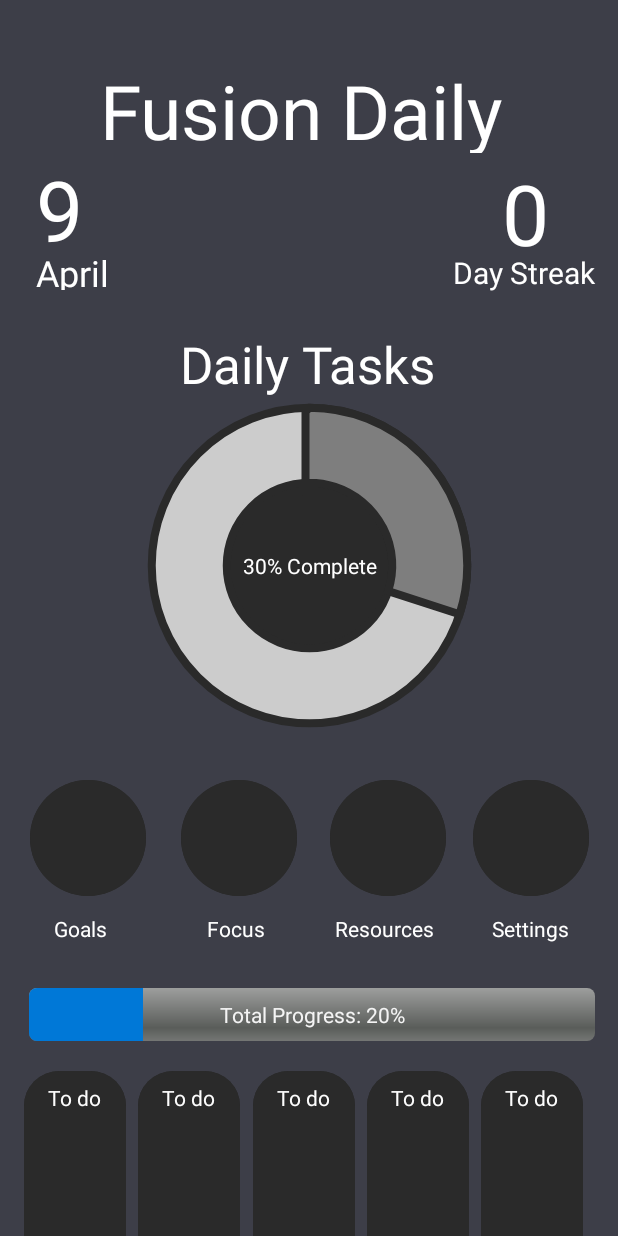
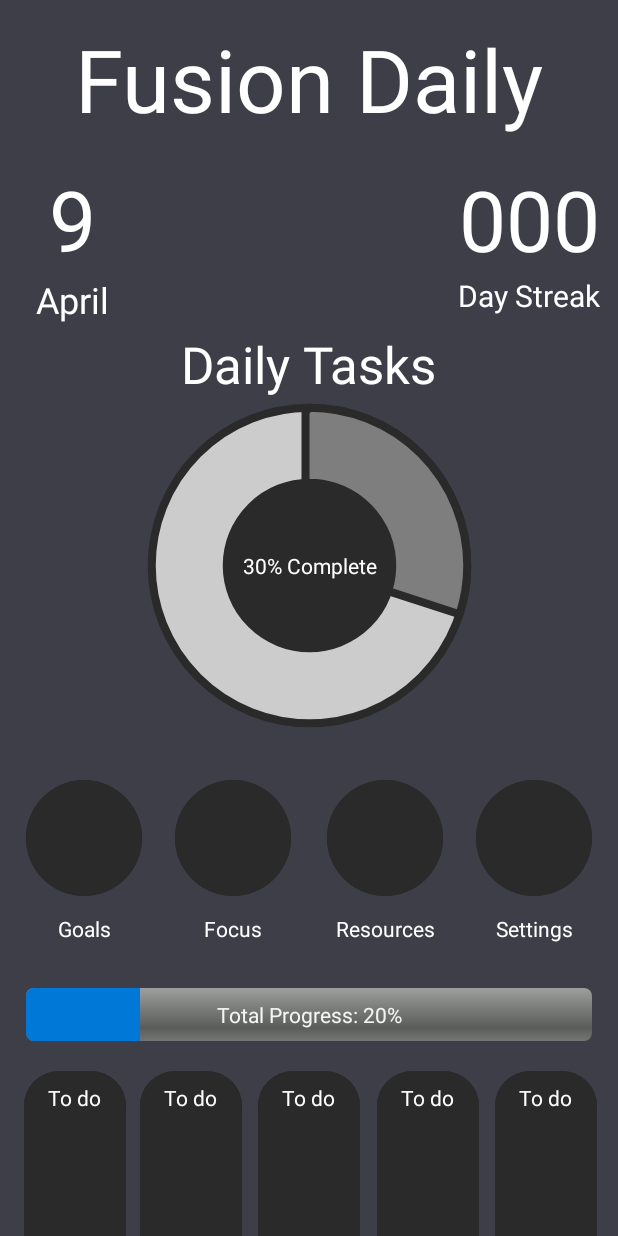
Before and after one commit to melodiouscoast7/FusionDaily, an Android app: the screen it shows after launch once a user with an empty profile is signed in (DashboardActivity), on a phone screen of 412 x 824 dp. Run offline under Robolectric (Android 15) with nearby library versions, the phone set to English and light mode, and no system bars; our stand-ins replace Firebase (no records; nobody signed in at launch, a user with empty details on screens opened directly), navigation-ui; Roboto replaces fonts that are not available here.

Commit message:
Merged Master to this branch, added temp functionality to buttons to showcase daily progress wheel functionality Made Changes to dashboard ui to scale better with various text inputs and screen sizes

```diff
--- a/app/src/main/res/layout/activity_dashboard.xml
+++ b/app/src/main/res/layout/activity_dashboard.xml
@@ -9,7 +9,6 @@
     tools:context=".DashboardActivity">
 
 
-
     <Button
         android:id="@+id/settingsButton"
         style="@style/Widget.Material3.Button.IconButton.Filled"
@@ -19,7 +18,7 @@
         android:contentDescription="Goals"
         app:layout_constraintBottom_toTopOf="@+id/totalProgressBar"
         app:layout_constraintEnd_toEndOf="parent"
-        app:layout_constraintHorizontal_bias="0.953"
+        app:layout_constraintHorizontal_bias="0.96"
         app:layout_constraintStart_toStartOf="parent"
         app:layout_constraintTop_toTopOf="parent"
         app:layout_constraintVertical_bias="0.9" />
@@ -33,7 +32,7 @@
         android:contentDescription="Goals"
         app:layout_constraintBottom_toTopOf="@+id/totalProgressBar"
         app:layout_constraintEnd_toEndOf="parent"
-        app:layout_constraintHorizontal_bias="0.358"
+        app:layout_constraintHorizontal_bias="0.345"
         app:layout_constraintStart_toStartOf="parent"
         app:layout_constraintTop_toTopOf="parent"
         app:layout_constraintVertical_bias="0.9" />
@@ -47,7 +46,7 @@
         android:contentDescription="Goals"
         app:layout_constraintBottom_toTopOf="@+id/totalProgressBar"
         app:layout_constraintEnd_toEndOf="parent"
-        app:layout_constraintHorizontal_bias="0.662"
+        app:layout_constraintHorizontal_bias="0.655"
         app:layout_constraintStart_toStartOf="parent"
         app:layout_constraintTop_toTopOf="parent"
         app:layout_constraintVertical_bias="0.9" />
@@ -61,7 +60,7 @@
         android:contentDescription="Goals"
         app:layout_constraintBottom_toTopOf="@+id/totalProgressBar"
         app:layout_constraintEnd_toEndOf="parent"
-        app:layout_constraintHorizontal_bias="0.049"
+        app:layout_constraintHorizontal_bias="0.04"
         app:layout_constraintStart_toStartOf="parent"
         app:layout_constraintTop_toTopOf="parent"
         app:layout_constraintVertical_bias="0.9" />
@@ -82,49 +81,46 @@
 
     <TextView
         android:id="@+id/goalsButtonText"
-        android:layout_width="40dp"
-        android:layout_height="21dp"
-        android:layout_marginStart="36dp"
+        android:layout_width="wrap_content"
+        android:layout_height="wrap_content"
         android:layout_marginTop="8dp"
         android:text="Goals"
         android:textColor="@color/white"
-        app:layout_constraintStart_toStartOf="parent"
+        app:layout_constraintEnd_toEndOf="@+id/goalsButton"
+        app:layout_constraintStart_toStartOf="@+id/goalsButton"
         app:layout_constraintTop_toBottomOf="@+id/goalsButton" />
 
     <TextView
         android:id="@+id/focusButtonText"
-        android:layout_width="39dp"
-        android:layout_height="17dp"
+        android:layout_width="wrap_content"
+        android:layout_height="wrap_content"
         android:layout_marginTop="8dp"
         android:text="Focus"
         android:textColor="@color/white"
-        app:layout_constraintEnd_toEndOf="parent"
-        app:layout_constraintHorizontal_bias="0.371"
-        app:layout_constraintStart_toStartOf="parent"
+        app:layout_constraintEnd_toEndOf="@+id/focusButton"
+        app:layout_constraintStart_toStartOf="@+id/focusButton"
         app:layout_constraintTop_toBottomOf="@+id/focusButton" />
 
     <TextView
         android:id="@+id/resourcesButtonText"
-        android:layout_width="68dp"
-        android:layout_height="20dp"
+        android:layout_width="wrap_content"
+        android:layout_height="wrap_content"
         android:layout_marginTop="8dp"
         android:text="Resources"
         android:textColor="@color/white"
-        app:layout_constraintEnd_toEndOf="parent"
-        app:layout_constraintHorizontal_bias="0.65"
-        app:layout_constraintStart_toStartOf="parent"
+        app:layout_constraintEnd_toEndOf="@+id/resourcesButton"
+        app:layout_constraintStart_toStartOf="@+id/resourcesButton"
         app:layout_constraintTop_toBottomOf="@+id/resourcesButton" />
 
     <TextView
         android:id="@+id/settingsButtonText"
-        android:layout_width="56dp"
-        android:layout_height="22dp"
+        android:layout_width="wrap_content"
+        android:layout_height="wrap_content"
         android:layout_marginTop="8dp"
         android:text="@string/action_settings"
         android:textColor="@color/white"
-        app:layout_constraintEnd_toEndOf="parent"
-        app:layout_constraintHorizontal_bias="0.921"
-        app:layout_constraintStart_toStartOf="parent"
+        app:layout_constraintEnd_toEndOf="@+id/settingsButton"
+        app:layout_constraintStart_toStartOf="@+id/settingsButton"
         app:layout_constraintTop_toBottomOf="@+id/settingsButton" />
 
     <ProgressBar
@@ -134,30 +130,28 @@
         android:layout_height="35dp"
         android:indeterminate="false"
         android:indeterminateTint="#9E4949"
-        android:progress="45"
+        android:progress="0"
         android:progressTint="#0078D7"
         app:layout_constraintBottom_toBottomOf="parent"
         app:layout_constraintEnd_toEndOf="parent"
-        app:layout_constraintHorizontal_bias="0.558"
         app:layout_constraintStart_toStartOf="parent"
         app:layout_constraintTop_toBottomOf="@+id/dailyProgressBar"
         app:layout_constraintVertical_bias="0.564" />
 
     <TextView
         android:id="@+id/titleText"
-        android:layout_width="278dp"
-        android:layout_height="62dp"
-        android:layout_marginTop="40dp"
+        android:layout_width="wrap_content"
+        android:layout_height="wrap_content"
         android:fontFamily="@font/roboto_bold"
         android:text="@string/app_name"
         android:textColor="@color/white"
-        android:textSize="50dp"
-        app:layout_constraintBottom_toTopOf="@+id/dailyProgressBarText"
+        android:textSize="58dp"
+        app:layout_constraintBottom_toTopOf="@+id/dailyProgressBarTitleText"
         app:layout_constraintEnd_toEndOf="parent"
-        app:layout_constraintHorizontal_bias="0.496"
+        app:layout_constraintHorizontal_bias="0.5"
         app:layout_constraintStart_toStartOf="parent"
         app:layout_constraintTop_toTopOf="parent"
-        app:layout_constraintVertical_bias="0.0" />
+        app:layout_constraintVertical_bias="0.100000024" />
 
     <TextView
         android:id="@+id/dailyProgressBarTitleText"
@@ -169,13 +163,12 @@
         android:textSize="34sp"
         app:layout_constraintBottom_toTopOf="@+id/dailyProgressBar"
         app:layout_constraintEnd_toEndOf="parent"
-        app:layout_constraintHorizontal_bias="0.498"
         app:layout_constraintStart_toStartOf="parent" />
 
     <TextView
         android:id="@+id/monthText"
-        android:layout_width="72dp"
-        android:layout_height="28dp"
+        android:layout_width="wrap_content"
+        android:layout_height="wrap_content"
         android:layout_marginStart="24dp"
         android:fontFamily="@font/roboto"
         android:text="month"
@@ -183,13 +176,13 @@
         android:textSize="24sp"
         app:layout_constraintBottom_toTopOf="@+id/dailyProgressBarTitleText"
         app:layout_constraintStart_toStartOf="parent"
-        app:layout_constraintTop_toBottomOf="@+id/titleText"
-        app:layout_constraintVertical_bias="0.706" />
+        app:layout_constraintTop_toTopOf="@+id/dayStreakText"
+        app:layout_constraintVertical_bias="0.0" />
 
     <TextView
         android:id="@+id/dayStreakText"
-        android:layout_width="98dp"
-        android:layout_height="30dp"
+        android:layout_width="wrap_content"
+        android:layout_height="wrap_content"
         android:layout_marginEnd="12dp"
         android:fontFamily="@font/roboto"
         android:text="Day Streak"
@@ -198,35 +191,34 @@
         app:layout_constraintBottom_toTopOf="@+id/dailyProgressBarTitleText"
         app:layout_constraintEnd_toEndOf="parent"
         app:layout_constraintTop_toTopOf="parent"
-        app:layout_constraintVertical_bias="0.884" />
+        app:layout_constraintVertical_bias="0.95" />
 
     <TextView
         android:id="@+id/dateText"
-        android:layout_width="67dp"
-        android:layout_height="63dp"
-        android:layout_marginStart="24dp"
+        android:layout_width="wrap_content"
+        android:layout_height="wrap_content"
         android:layout_marginTop="16dp"
         android:text="date"
         android:textColor="@color/white"
         android:textSize="56sp"
         app:layout_constraintBottom_toTopOf="@+id/monthText"
-        app:layout_constraintStart_toStartOf="parent"
+        app:layout_constraintEnd_toEndOf="@+id/monthText"
+        app:layout_constraintStart_toStartOf="@+id/monthText"
         app:layout_constraintTop_toBottomOf="@+id/titleText"
         app:layout_constraintVertical_bias="1.0" />
 
     <TextView
         android:id="@+id/streakNumberText"
-        android:layout_width="67dp"
-        android:layout_height="63dp"
+        android:layout_width="wrap_content"
+        android:layout_height="wrap_content"
         android:layout_marginTop="16dp"
-        android:text="0"
+        android:text="000"
         android:textAlignment="center"
         android:textColor="@color/white"
         android:textSize="56sp"
         app:layout_constraintBottom_toTopOf="@+id/dayStreakText"
-        app:layout_constraintEnd_toEndOf="parent"
-        app:layout_constraintHorizontal_bias="0.889"
-        app:layout_constraintStart_toEndOf="@+id/dateText"
+        app:layout_constraintEnd_toEndOf="@+id/dayStreakText"
+        app:layout_constraintStart_toStartOf="@+id/dayStreakText"
         app:layout_constraintTop_toBottomOf="@+id/titleText"
         app:layout_constraintVertical_bias="1.0" />
 
@@ -235,14 +227,13 @@
         style="@style/Widget.Material3.Button.Icon"
         android:layout_width="68dp"
         android:layout_height="173dp"
-        android:layout_marginStart="16dp"
         android:layout_marginTop="16dp"
         android:backgroundTint="#2A2A2A"
         android:contentDescription="To do Button"
         android:text=""
         app:cornerRadius="23dp"
-        app:layout_constraintEnd_toStartOf="@+id/todoButton1"
-        app:layout_constraintHorizontal_bias="0.0"
+        app:layout_constraintEnd_toEndOf="parent"
+        app:layout_constraintHorizontal_bias="0.046"
         app:layout_constraintStart_toStartOf="parent"
         app:layout_constraintTop_toBottomOf="@+id/totalProgressBar" />
 
@@ -251,14 +242,13 @@
         style="@style/Widget.Material3.Button.Icon"
         android:layout_width="68dp"
         android:layout_height="173dp"
-        android:layout_marginStart="92dp"
         android:layout_marginTop="16dp"
         android:backgroundTint="#2A2A2A"
         android:contentDescription="To do Button"
         android:text=""
         app:cornerRadius="23dp"
-        app:layout_constraintEnd_toStartOf="@+id/todoButton2"
-        app:layout_constraintHorizontal_bias="0.034"
+        app:layout_constraintEnd_toEndOf="parent"
+        app:layout_constraintHorizontal_bias="0.271"
         app:layout_constraintStart_toStartOf="parent"
         app:layout_constraintTop_toBottomOf="@+id/totalProgressBar" />
 
@@ -267,14 +257,12 @@
         style="@style/Widget.Material3.Button.Icon"
         android:layout_width="68dp"
         android:layout_height="173dp"
-        android:layout_marginStart="168dp"
         android:layout_marginTop="16dp"
         android:backgroundTint="#2A2A2A"
         android:contentDescription="To do Button"
         android:text=""
         app:cornerRadius="23dp"
-        app:layout_constraintEnd_toStartOf="@+id/todoButton3"
-        app:layout_constraintHorizontal_bias="0.115"
+        app:layout_constraintEnd_toEndOf="parent"
         app:layout_constraintStart_toStartOf="parent"
         app:layout_constraintTop_toBottomOf="@+id/totalProgressBar" />
 
@@ -284,12 +272,13 @@
         android:layout_width="68dp"
         android:layout_height="173dp"
         android:layout_marginTop="16dp"
-        android:layout_marginEnd="8dp"
         android:backgroundTint="#2A2A2A"
         android:contentDescription="To do Button"
         android:text=""
         app:cornerRadius="23dp"
-        app:layout_constraintEnd_toStartOf="@+id/todoButton4"
+        app:layout_constraintEnd_toEndOf="parent"
+        app:layout_constraintHorizontal_bias="0.73"
+        app:layout_constraintStart_toStartOf="parent"
         app:layout_constraintTop_toBottomOf="@+id/totalProgressBar" />
 
     <Button
@@ -303,7 +292,7 @@
         android:text=""
         app:cornerRadius="23dp"
         app:layout_constraintEnd_toEndOf="parent"
-        app:layout_constraintHorizontal_bias="0.932"
+        app:layout_constraintHorizontal_bias="0.96"
         app:layout_constraintStart_toStartOf="parent"
         app:layout_constraintTop_toBottomOf="@+id/totalProgressBar" />
 
```
